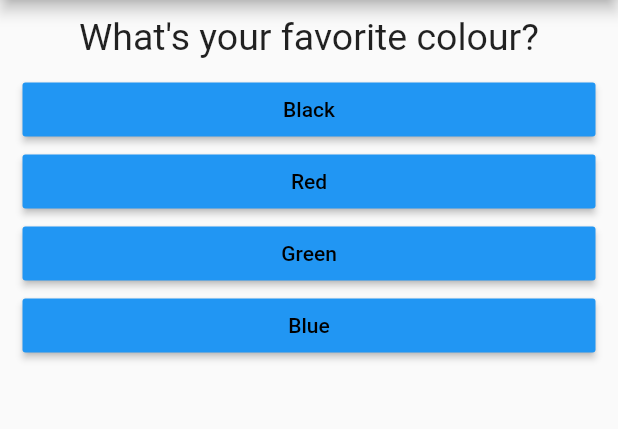
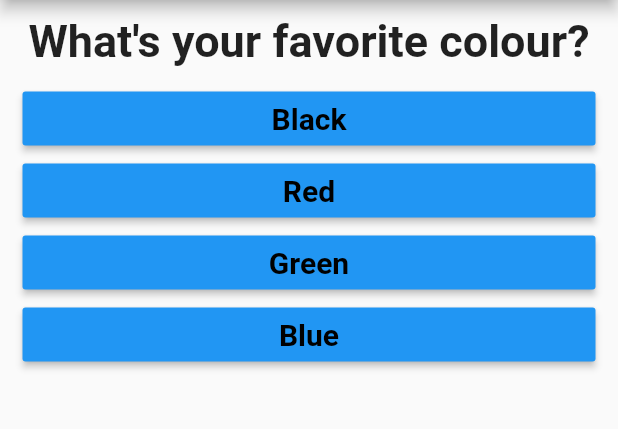
Before and after one commit to ksachchidanand/flutter-complete-guide, a Flutter app: the screen it shows after launch, on a phone screen of 412 x 824 dp, the part 84-513 px from its top. Run offline on Flutter 3.47's test engine with Material 2 defaults, Android fonts, the phone set to English and light mode, and no system bars.

```diff
--- a/lib/answer.dart
+++ b/lib/answer.dart
@@ -17,6 +17,8 @@ class Answer extends StatelessWidget {
           answerText,
           style: TextStyle(
             color: Colors.black,
+            fontWeight: FontWeight.bold,
+            fontSize: 20,
           ),
         ),
         onPressed: selectHandler,
--- a/lib/main.dart
+++ b/lib/main.dart
@@ -1,7 +1,7 @@
 import 'package:flutter/material.dart';
 
-import './answer.dart';
-import './question.dart';
+import './quiz.dart';
+import './result.dart';
 
 void main() {
   runApp(MyApp());
@@ -19,12 +19,11 @@ class _MyAppState extends State<MyApp> {
     setState(() {
       _questionIndex++;
     });
-    print(_questionIndex);
   }
 
   @override
   Widget build(BuildContext context) {
-    const questions = [
+    const _questions = [
       {
         'questionText': 'What\'s your favorite colour?',
         'answers': ['Black', 'Red', 'Green', 'Blue'],
@@ -45,18 +44,13 @@ class _MyAppState extends State<MyApp> {
             'My First App',
           ),
         ),
-        body: Column(
-          children: <Widget>[
-            Question(
-              questions.elementAt(_questionIndex)['questionText'],
-            ),
-            ...(questions.elementAt(_questionIndex)['answers'] as List<String>)
-                .map(
-                  (answer) => Answer(_answerChosen, answer),
-                )
-                .toList(),
-          ],
-        ),
+        body: _questionIndex < _questions.length
+            ? Quiz(
+                answerChosen: _answerChosen,
+                questionIndex: _questionIndex,
+                questions: _questions,
+              )
+            : Result(),
       ),
     );
   }
--- a/lib/question.dart
+++ b/lib/question.dart
@@ -14,7 +14,8 @@ class Question extends StatelessWidget {
       child: Text(
         questionText,
         style: TextStyle(
-          fontSize: 25,
+          fontSize: 30,
+          fontWeight: FontWeight.bold,
         ),
         textAlign: TextAlign.center,
       ),
--- /dev/null
+++ b/lib/quiz.dart
@@ -0,0 +1,32 @@
+import 'package:flutter/material.dart';
+
+import './question.dart';
+import './answer.dart';
+
+class Quiz extends StatelessWidget {
+  final List<Map<String, Object>> questions;
+  final int questionIndex;
+  final Function answerChosen;
+
+  Quiz({
+    @required this.questions,
+    @required this.questionIndex,
+    @required this.answerChosen,
+  });
+
+  @override
+  Widget build(BuildContext context) {
+    return Column(
+      children: <Widget>[
+        Question(
+          questions.elementAt(questionIndex)['questionText'],
+        ),
+        ...(questions.elementAt(questionIndex)['answers'] as List<String>)
+            .map(
+              (answer) => Answer(answerChosen, answer),
+            )
+            .toList(),
+      ],
+    );
+  }
+}
--- /dev/null
+++ b/lib/result.dart
@@ -0,0 +1,10 @@
+import 'package:flutter/material.dart';
+
+class Result extends StatelessWidget {
+  @override
+  Widget build(BuildContext context) {
+    return Center(
+      child: Text('You did it.'),
+    );
+  }
+}
```
